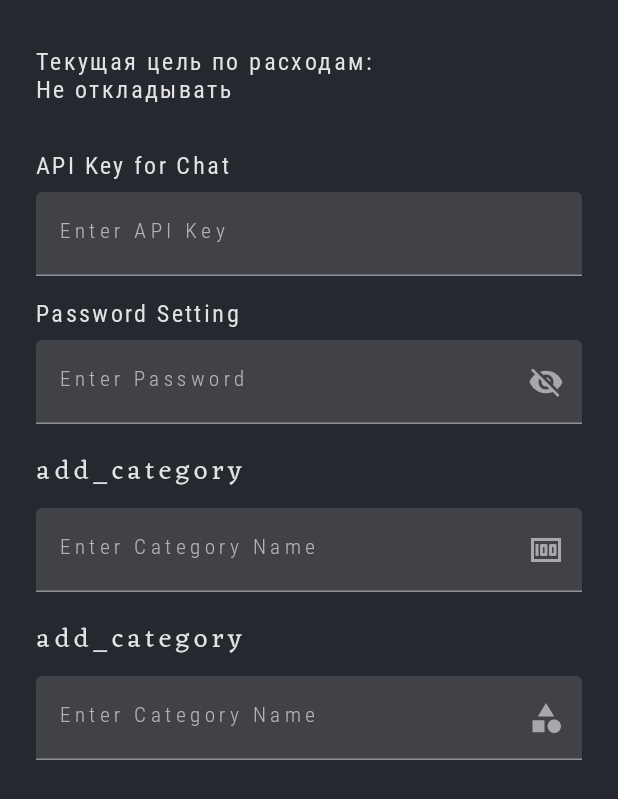
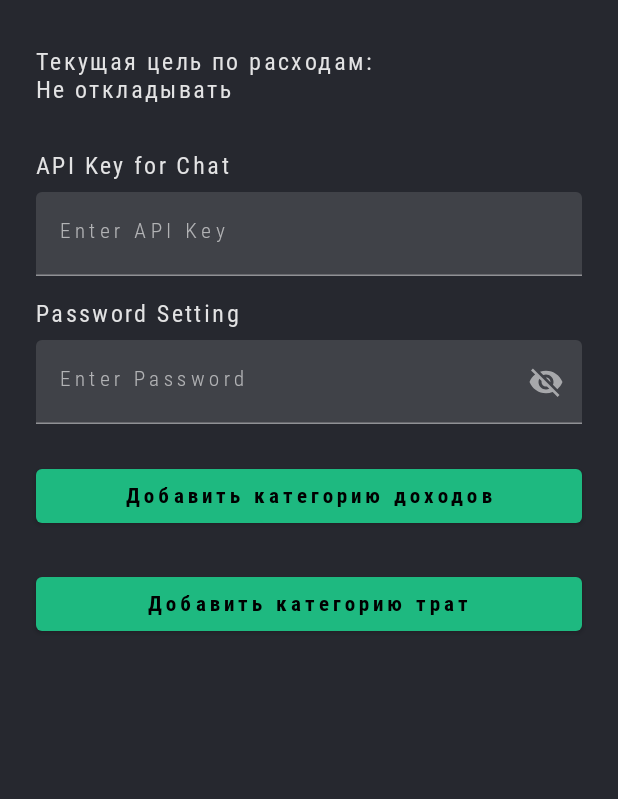
Before and after one commit to lloppy/Finance-Assistant, an Android app built with Jetpack Compose: the composable SettingsScreen shown on its own in the app's theme, on a phone screen of 412 x 824 dp. Shown: the top 799 px of the screen. Run offline under Robolectric (Android 15) with nearby library versions, the phone set to English and light mode, and no system bars.

Commit message:
add addCategoty buttons

```diff
--- a/app/src/main/java/com/example/compose/rally/data/Account.kt
+++ b/app/src/main/java/com/example/compose/rally/data/Account.kt
@@ -15,7 +15,6 @@ import java.time.LocalDateTime
 data class Account(
     var name: String,
     val date: LocalDateTime,
-    val dateRepeat: LocalDateTime,
     val timesRepeat: Int,
     val cardNumber: Int,
     val balance: Float,
--- a/app/src/main/java/com/example/compose/rally/data/Bill.kt
+++ b/app/src/main/java/com/example/compose/rally/data/Bill.kt
@@ -10,7 +10,6 @@ import java.time.LocalDateTime
 data class Bill constructor(
     val name: String,
     val date: LocalDateTime,
-    val dateRepeat: LocalDateTime,
     val timesRepeat: Int,
     val billPhoto : Uri?,
     val category: String,
--- a/app/src/main/java/com/example/compose/rally/ui/accounts/AddAccountScreen.kt
+++ b/app/src/main/java/com/example/compose/rally/ui/accounts/AddAccountScreen.kt
@@ -165,7 +165,6 @@ fun AddAccountScreen(
                         Account(
                             name = accountName.text,
                             date = selectedDate,
-                            dateRepeat = selectedDate, //here
                             timesRepeat = repeatRuleOptions.indexOf(selectedRepeatRule),
                             cardNumber = cardNumber.text.toInt(),
                             balance = balance.text.toFloat(),
--- a/app/src/main/java/com/example/compose/rally/ui/bills/AddBillScreen.kt
+++ b/app/src/main/java/com/example/compose/rally/ui/bills/AddBillScreen.kt
@@ -193,7 +193,6 @@ fun AddBillScreen(
                         Bill(
                             name = billName.text,
                             date = selectedDate,
-                            dateRepeat = selectedDate, //here
                             timesRepeat = repeatRuleOptions.indexOf(selectedRepeatRule),
                             billPhoto = selectedImageUri,
                             category = selectedCategory,
--- a/app/src/main/java/com/example/compose/rally/ui/settings/SettingsScreen.kt
+++ b/app/src/main/java/com/example/compose/rally/ui/settings/SettingsScreen.kt
@@ -48,9 +48,6 @@ fun SettingsScreen() {
     var password by remember { mutableStateOf("") }
     var showPassword by remember { mutableStateOf(false) }
 
-    var incomeCategoryName by remember { mutableStateOf("") }
-    var expenseCategoryName by remember { mutableStateOf("") }
-
     Column(
         modifier = Modifier
             .fillMaxSize()
@@ -68,17 +65,34 @@ fun SettingsScreen() {
         PasswordSetting(password, showPassword, onPasswordChanged = { password = it },
             onTogglePasswordVisibility = { showPassword = it })
 
-        // Income Category
-        AddCategorySetting(
-            incomeCategoryName, onCategoryAdded = { incomeCategoryName = it },
-            icon = Icons.Default.Money
-        )
 
-        // Expense Category
-        AddCategorySetting(
-            expenseCategoryName, onCategoryAdded = { expenseCategoryName = it },
-            icon = Icons.Default.Category
-        )
+        AddCategorySetting(stringResource(R.string.add_account_categoty))
+
+        AddCategorySetting(stringResource(R.string.add_bill_categoty))
+
+    }
+}
+
+
+@Composable
+fun AddCategorySetting(
+    categoryName: String
+) {
+    Column(
+        modifier = Modifier
+            .fillMaxWidth()
+            .padding(8.dp)
+    ) {
+        Spacer(modifier = Modifier.height(8.dp))
+
+        Button(
+            onClick = { /*TODO*/ },
+            modifier = Modifier
+                .fillMaxWidth()
+        ) {
+            Text(text = categoryName)
+        }
+
     }
 }
 
@@ -236,49 +250,6 @@ fun PasswordSetting(
     }
 }
 
-@Composable
-fun AddCategorySetting(
-    categoryName: String,
-    onCategoryAdded: (String) -> Unit,
-    icon: ImageVector,
-) {
-    val context = LocalContext.current
-    Column(
-        modifier = Modifier
-            .fillMaxWidth()
-            .padding(8.dp)
-    ) {
-        Text(stringResource(R.string.add_category), style = MaterialTheme.typography.h6)
-
-        Spacer(modifier = Modifier.height(8.dp))
-
-        TextField(
-            value = categoryName,
-            onValueChange = { /* Do not update categoryName directly */ },
-            label = { Text(stringResource(R.string.enter_category_name)) },
-            keyboardOptions = KeyboardOptions.Default.copy(
-                keyboardType = KeyboardType.Text,
-                imeAction = ImeAction.Done
-            ),
-            keyboardActions = KeyboardActions(
-                onDone = {
-                    hideKeyboard(context)
-                }
-            ),
-            trailingIcon = {
-                IconButton(onClick = {
-                    onCategoryAdded(categoryName)
-                }) {
-                    Icon(
-                        imageVector = icon,
-                        contentDescription = stringResource(id = R.string.add_category)
-                    )
-                }
-            },
-            modifier = Modifier.fillMaxWidth()
-        )
-    }
-}
 
 fun hideKeyboard(context: Context) {
     val view = (context as? Activity)?.currentFocus
--- a/app/src/main/res/values/strings.xml
+++ b/app/src/main/res/values/strings.xml
@@ -37,4 +37,6 @@
     <string name="api_key_for_chat">API Key for Chat</string>
     <string name="attach_photo">attach_photo</string>
     <string name="take_photo">take_photo</string>
+    <string name="add_account_categoty">Добавить категорию доходов</string>
+    <string name="add_bill_categoty">Добавить категорию трат</string>
 </resources>
```
Also changed, not shown: app/src/main/java/com/example/compose/rally/data/UserRepository.kt (+4 -8 lines).
